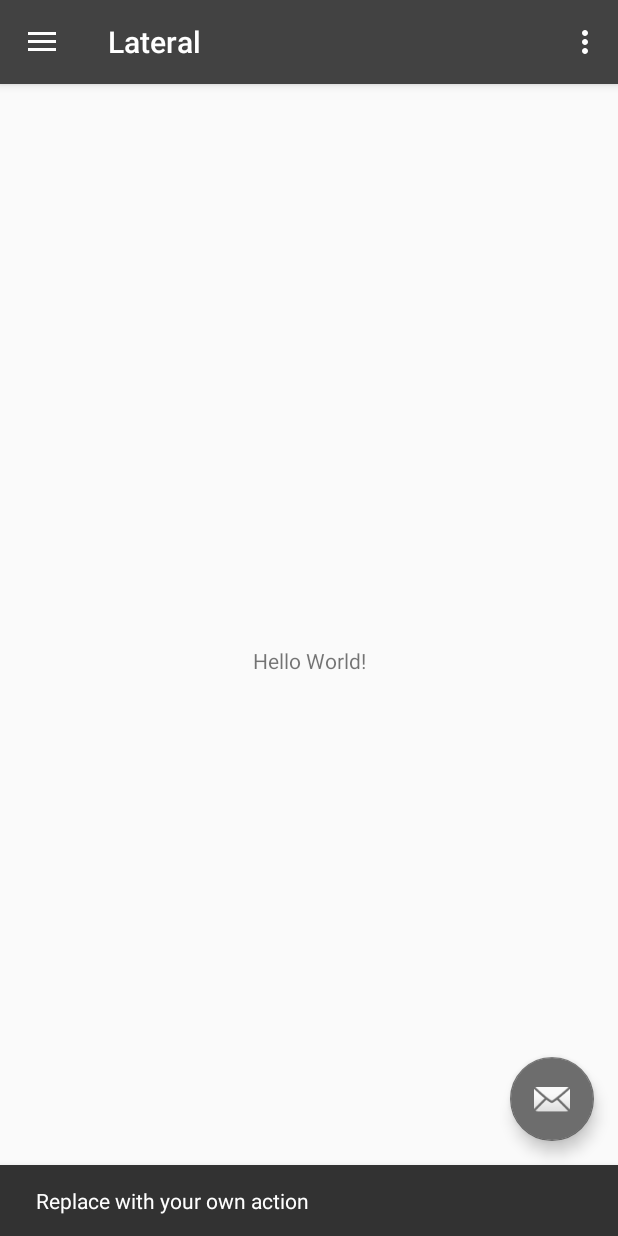
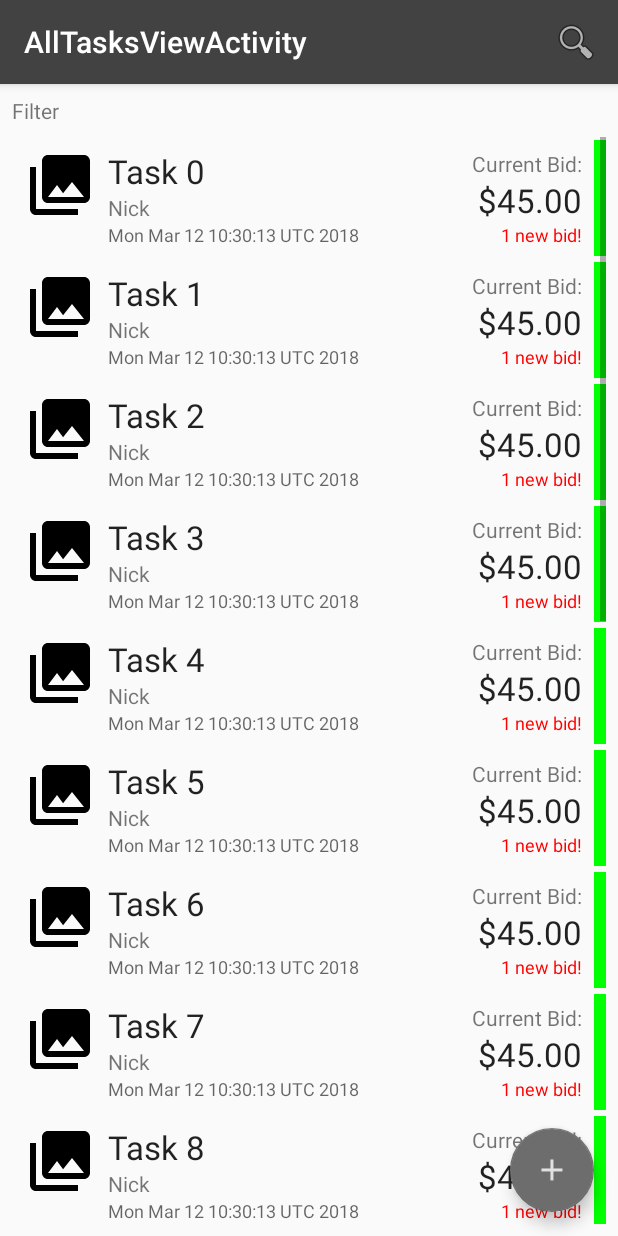
Before and after one commit to CMPUT301W18T13/Lateral, an Android app: the screen it shows after launch (MainActivity before the commit, AllTasksViewActivity after it), after a tap on an icon or button, on a phone screen of 412 x 824 dp. Run offline under Robolectric (Android 15) with nearby library versions, the phone set to English and light mode, and no system bars; libraries missing offline, so code that uses them is left out: io.searchbox.annotations; 1 other tap on this screen came first.

Commit message:
searchbar implemented, recycler view implemented

```diff
--- a/app/build.gradle
+++ b/app/build.gradle
@@ -27,6 +27,7 @@ dependencies {
     implementation 'com.android.support:support-v4:26.1.0'
     implementation 'com.android.support:design:26.1.0'
     implementation 'com.android.support.constraint:constraint-layout:1.0.2'
+    implementation 'com.android.support:recyclerview-v7:26.1.0'
     testImplementation 'junit:junit:4.12'
     androidTestImplementation 'com.android.support.test:runner:1.0.1'
     androidTestImplementation 'com.android.support.test.espresso:espresso-core:3.0.1'
--- a/app/src/main/java/com/lateral/lateral/MainActivity.java
+++ b/app/src/main/java/com/lateral/lateral/MainActivity.java
@@ -1,8 +1,13 @@
 package com.lateral.lateral;
 
+import android.app.SearchManager;
+import android.content.ComponentName;
+import android.content.Context;
+import android.content.Intent;
 import android.os.Bundle;
 import android.support.design.widget.FloatingActionButton;
 import android.support.design.widget.Snackbar;
+import android.support.v7.widget.SearchView;
 import android.util.Log;
 import android.view.View;
 import android.support.design.widget.NavigationView;
@@ -14,10 +19,8 @@ import android.support.v7.widget.Toolbar;
 import android.view.Menu;
 import android.view.MenuItem;
 
-import com.lateral.lateral.model.Task;
-import com.lateral.lateral.model.User;
-import com.lateral.lateral.service.implementation.DefaultTaskService;
-import com.lateral.lateral.service.implementation.DefaultUserService;
+import com.lateral.lateral.activity.AllTasksViewActivity;
+
 
 public class MainActivity extends AppCompatActivity
         implements NavigationView.OnNavigationItemSelectedListener {
@@ -33,8 +36,11 @@ public class MainActivity extends AppCompatActivity
         fab.setOnClickListener(new View.OnClickListener() {
             @Override
             public void onClick(View view) {
-                Snackbar.make(view, "Replace with your own action", Snackbar.LENGTH_LONG)
-                        .setAction("Action", null).show();
+//                Snackbar.make(view, "Replace with your own action", Snackbar.LENGTH_LONG)
+//                        .setAction("Action", null).show();
+                // for Testing --> take me to allTaskViewActivity
+                Intent viewAllTasksIntent = new Intent(MainActivity.this, AllTasksViewActivity.class);
+                startActivity(viewAllTasksIntent);
             }
         });
 
@@ -67,6 +73,20 @@ public class MainActivity extends AppCompatActivity
     public boolean onCreateOptionsMenu(Menu menu) {
         // Inflate the menu; this adds items to the action bar if it is present.
         getMenuInflater().inflate(R.menu.main, menu);
+        getMenuInflater().inflate(R.menu.task_view_menu, menu);
+
+        // Get the SearchView and set the searchable configuration
+        SearchManager searchManager = (SearchManager) getSystemService(Context.SEARCH_SERVICE);
+        SearchView searchView = (SearchView) menu.findItem(R.id.action_search).getActionView();
+        // Assumes current activity is the searchable activity
+        //searchView.setSearchableInfo(searchManager.getSearchableInfo(getComponentName()));
+        //searchView.setIconifiedByDefault(false); // Do not iconify the widget; expand it by default
+        //searchView.setQuery("", false);
+        //searchView.setIconified(true);
+
+        searchView.setSearchableInfo(searchManager.getSearchableInfo(new ComponentName(this, AllTasksViewActivity.class)));
+        searchView.setQueryHint(getResources().getString(R.string.search_hint));
+
         return true;
     }
 
--- a/app/src/main/java/com/lateral/lateral/activity/AllTasksViewActivity.java
+++ b/app/src/main/java/com/lateral/lateral/activity/AllTasksViewActivity.java
@@ -1,31 +1,146 @@
 package com.lateral.lateral.activity;
 
+import android.app.SearchManager;
+import android.content.Context;
+import android.content.Intent;
 import android.os.Bundle;
 import android.support.design.widget.FloatingActionButton;
 import android.support.design.widget.Snackbar;
 import android.support.v7.app.AppCompatActivity;
+import android.support.v7.widget.LinearLayoutManager;
+import android.support.v7.widget.RecyclerView;
+import android.support.v7.widget.SearchView;
 import android.support.v7.widget.Toolbar;
+import android.util.Log;
+import android.view.Menu;
+import android.view.MenuInflater;
 import android.view.View;
+import android.widget.Toast;
 
 import com.lateral.lateral.R;
+import com.lateral.lateral.model.Task;
 
+import java.util.ArrayList;
+import java.util.List;
+
+/*
+Searching interface info
+https://developer.android.com/guide/topics/search/search-dialog.html#UsingSearchWidget
+
+Good resource for recycler view implementation
+https://developer.android.com/guide/topics/ui/layout/recyclerview.html#Adapter
+
+info on displaying search results in the current activity
+https://developer.android.com/guide/topics/search/search-dialog.html#LifeCycle
+
+ */
 public class AllTasksViewActivity extends AppCompatActivity {
+
+    private RecyclerView mRecyclerView;
+    private RecyclerView.Adapter mAdapter;
+    private RecyclerView.LayoutManager mLayoutManager;
+    private SearchView searchView;
+
+    List<Task> testTasks;
+
 
     @Override
     protected void onCreate(Bundle savedInstanceState) {
         super.onCreate(savedInstanceState);
         setContentView(R.layout.activity_all_tasks_view);
+
         Toolbar toolbar = (Toolbar) findViewById(R.id.toolbar);
         setSupportActionBar(toolbar);
+
+        // check how we got here
+        handleIntent(getIntent());
+
+        // sample tasks
+        testTasks = new ArrayList<Task>();
+
+
+        // makes some example tasks to put into the recycler view
+        String taskName;
+        String taskDescription;
+        for (int i = 0; i < 20; i++) {
+            taskName = "Task " + i;
+            taskDescription = "this is task " + i;
+            testTasks.add(new Task(taskName, taskDescription));
+        }
+
+
+
+        mRecyclerView = (RecyclerView) findViewById(R.id.taskViewList);
+
+        mRecyclerView.setHasFixedSize(true);
+
+        mLayoutManager = new LinearLayoutManager(this);
+        mRecyclerView.setLayoutManager(mLayoutManager);
+
+        mAdapter = new MyAdapter(this, testTasks);
+        mRecyclerView.setAdapter(mAdapter);
+
+//        Toolbar toolbar = (Toolbar) findViewById(R.id.toolbar);
+//        setSupportActionBar(toolbar);
+
+//        // Get the intent, verify the action and get the query
+//        Intent intent = getIntent();
+//        if (Intent.ACTION_SEARCH.equals(intent.getAction())) {
+//            String query = intent.getStringExtra(SearchManager.QUERY);
+//            Log.d("query recieved", query);
+//            //doMySearch(query); // implement with our search service (defaultTaskService)
+//        }
 
         FloatingActionButton fab = (FloatingActionButton) findViewById(R.id.fab);
         fab.setOnClickListener(new View.OnClickListener() {
             @Override
             public void onClick(View view) {
-                Snackbar.make(view, "Replace with your own action", Snackbar.LENGTH_LONG)
+                //setSupportActionBar(toolbar);
+                Snackbar.make(view, "Test", Snackbar.LENGTH_LONG)
                         .setAction("Action", null).show();
             }
         });
     }
 
+
+
+    @Override
+    public boolean onCreateOptionsMenu(Menu menu) {
+        // Inflate the options menu from XML
+        MenuInflater inflater = getMenuInflater();
+        inflater.inflate(R.menu.task_view_menu, menu);
+
+
+        // Get the SearchView and set the searchable configuration
+        SearchManager searchManager = (SearchManager) getSystemService(Context.SEARCH_SERVICE);
+        searchView = (SearchView) menu.findItem(R.id.action_search).getActionView();
+
+        // Assumes current activity is the searchable activity
+        searchView.setSearchableInfo(searchManager.getSearchableInfo(getComponentName()));
+        //searchView.setIconified(true);
+        searchView.setIconifiedByDefault(false); // Do not iconify the widget; expand it by default
+
+        return true;
+    }
+
+
+    @Override
+    protected void onNewIntent(Intent intent){
+        setIntent(intent);
+        handleIntent(intent);
+    }
+
+    private void handleIntent(Intent intent) {
+        if (Intent.ACTION_SEARCH.equals(intent.getAction())) {
+            String query = intent.getStringExtra(SearchManager.QUERY);
+            //Log.d("query recieved", query);
+            Toast.makeText(getApplicationContext(), query, Toast.LENGTH_LONG).show();
+            //doMySearch(query); // implement with our search service (defaultTaskService)
+        }
+
+    }
+
+
+
+
 }
--- /dev/null
+++ b/app/src/main/java/com/lateral/lateral/activity/MyAdapter.java
@@ -0,0 +1,92 @@
+package com.lateral.lateral.activity;
+
+import android.content.Context;
+import android.support.annotation.NonNull;
+import android.support.annotation.Nullable;
+import android.support.v7.widget.RecyclerView;
+import android.util.Log;
+import android.view.LayoutInflater;
+import android.view.View;
+import android.view.ViewGroup;
+import android.widget.ArrayAdapter;
+import android.widget.ImageView;
+import android.widget.TextView;
+
+import com.lateral.lateral.R;
+import com.lateral.lateral.model.Task;
+
+import org.w3c.dom.Text;
+
+import java.lang.reflect.Array;
+import java.util.ArrayList;
+import java.util.List;
+
+// Last thing I started before bed
+/*
+    * then implement query searching (basic query)
+        * ask tyler to explain how to use base service for searching
+*/
+
+public class MyAdapter extends RecyclerView.Adapter<MyAdapter.ViewHolder> {
+    //private ArrayList<Task> mTasks;
+    private List<Task> mTasks;
+
+    private Context context;
+
+    public MyAdapter(Context context, List<Task> mTasks) {
+        this.context = context;
+        this.mTasks = mTasks;
+    }
+
+    @Override
+    public ViewHolder onCreateViewHolder(ViewGroup parent, int viewType) {
+        LayoutInflater inflater = LayoutInflater.from(context);
+        View view = inflater.inflate(R.layout.task_card, parent, false);
+        ViewHolder holder = new ViewHolder(view);
+        return holder;
+    }
+
+    @Override
+    public void onBindViewHolder(ViewHolder holder, final int position) {
+        Task task = mTasks.get(position);
+        holder.tvTitle.setText(task.getTitle());
+        //Log.d("this should say task1", task.getTitle());
+        holder.tvUsername.setText(task.getRequestingUserId());
+        holder.tvDate.setText((task.getDate()).toString() );
+        //holder.tvCurBid.setText(task.getTitle());
+
+//        holder.itemView.setOnClickListener(new View.OnClickListener() {
+//            @Override
+//            public void onClick(View view) {
+//                Log.d("TASK SELECTED", "Task" + (mTasks.get(position)).getTitle());
+//            }
+//        });
+
+
+
+    }
+
+    @Override
+    public int getItemCount() {
+        return mTasks.size();
+    }
+
+    public static class ViewHolder extends RecyclerView.ViewHolder {
+
+        ImageView imageView;
+        TextView tvTitle, tvUsername, tvDate, tvCurBid;
+
+        public ViewHolder(View itemView) {
+            super(itemView);
+
+            imageView = itemView.findViewById(R.id.taskImage);
+            tvTitle = itemView.findViewById(R.id.taskTitleTextView);
+            tvUsername = itemView.findViewById(R.id.usernameTextView);
+            tvDate = itemView.findViewById(R.id.dateTextView);
+            tvCurBid = itemView.findViewById(R.id.bidTextView);
+        }
+    }
+
+
+
+}
--- a/app/src/main/java/com/lateral/lateral/model/Task.java
+++ b/app/src/main/java/com/lateral/lateral/model/Task.java
@@ -15,7 +15,7 @@ public class Task extends BaseEntity {
     private Date date;
     private int status;                 // may change depending on how we store status
     private String description;
-    private String requestingUserId;
+    private String requestingUserId = "Nick";
     private String assignedUserId;
 
     // Extra fields
@@ -93,6 +93,10 @@ public class Task extends BaseEntity {
         return this.description;
     }
 
+    public String getRequestingUserId() {
+        return this.requestingUserId;
+    }
+
     public User getProvidingUser() {
         return this.providingUser;
     }
--- a/app/src/main/res/layout/activity_all_tasks_view.xml
+++ b/app/src/main/res/layout/activity_all_tasks_view.xml
@@ -5,6 +5,7 @@
     android:layout_width="match_parent"
     android:layout_height="match_parent"
     tools:context="com.lateral.lateral.activity.AllTasksViewActivity">
+
 
     <android.support.design.widget.AppBarLayout
         android:layout_width="match_parent"
@@ -21,12 +22,12 @@
             <TextView
                 android:id="@+id/toolbar_title"
                 android:layout_width="wrap_content"
-                android:layout_height="wrap_content"
-                android:text="All Tasks"
+                android:layout_height="wrap_content"/>
+                <!--android:text="All Tasks"
                 android:textColor="@android:color/white"
                 style="@style/TextAppearance.AppCompat.Widget.ActionBar.Title"
                 android:layout_gravity="start"/>
-
+                -->
         </android.support.v7.widget.Toolbar>
 
     </android.support.design.widget.AppBarLayout>
@@ -42,4 +43,6 @@
         app:fabSize="normal"
         app:srcCompat="@drawable/ic_add_button" />
 
+
+
 </android.support.design.widget.CoordinatorLayout>
--- a/app/src/main/res/layout/content_all_tasks_view.xml
+++ b/app/src/main/res/layout/content_all_tasks_view.xml
@@ -10,6 +10,7 @@
 
     <android.support.v7.widget.RecyclerView
         android:id="@+id/taskViewList"
+        android:scrollbars="vertical"
         android:layout_width="0dp"
         android:layout_height="0dp"
         android:layout_marginBottom="8dp"
@@ -21,6 +22,7 @@
         app:layout_constraintStart_toStartOf="parent"
         app:layout_constraintTop_toBottomOf="@+id/filterText" />
 
+
     <TextView
         android:id="@+id/filterText"
         android:layout_width="wrap_content"
--- a/app/src/main/res/layout/task_card.xml
+++ b/app/src/main/res/layout/task_card.xml
@@ -53,6 +53,7 @@
             android:id="@+id/dateTextView"
             android:layout_width="0dp"
             android:layout_height="wrap_content"
+            android:layout_marginBottom="8dp"
             android:layout_marginEnd="8dp"
             android:text="@string/temp_date"
             android:textAppearance="@android:style/TextAppearance.Material.Caption"
@@ -110,10 +111,13 @@
         android:id="@+id/bidStatusIndicator"
         android:layout_width="8dp"
         android:layout_height="0dp"
+        android:layout_marginBottom="2dp"
+        android:layout_marginTop="2dp"
         android:background="@color/green"
         app:layout_constraintBottom_toBottomOf="parent"
-        app:layout_constraintRight_toRightOf="parent"
-        app:layout_constraintTop_toTopOf="parent">
+        app:layout_constraintEnd_toEndOf="parent"
+        app:layout_constraintTop_toTopOf="parent"
+        app:layout_constraintVertical_bias="1.0">
 
     </GridLayout>
 </android.support.constraint.ConstraintLayout>
--- a/app/src/main/res/values/strings.xml
+++ b/app/src/main/res/values/strings.xml
@@ -42,4 +42,8 @@
     <string name="temp_date">Jun 24, 2018</string>
     <string name="temp_bid">$45.00</string>
     <string name="temp_new_bid_prompt">1 new bid!</string>
+
+    <!-- Strings related to searching -->
+    <string name="search_hint">Search all tasks</string>
+
 </resources>
--- /dev/null
+++ b/app/src/main/res/xml/searchable.xml
@@ -0,0 +1,5 @@
+<?xml version="1.0" encoding="utf-8"?>
+<searchable xmlns:android="http://schemas.android.com/apk/res/android"
+    android:label="@string/app_name"
+    android:hint="@string/search_hint" >
+</searchable>
```
Also changed, not shown: app/src/main/AndroidManifest.xml (+19 -1 lines), app/src/main/java/com/lateral/lateral/service/implementation/SearchService.java (+11 -19 lines), app/src/main/res/menu/options_menu.xml (added, +9 -0 lines), 4 other files.
